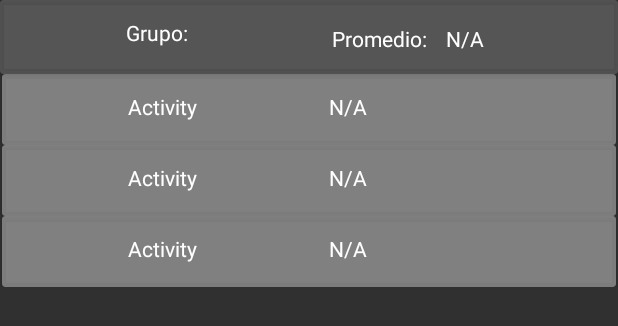
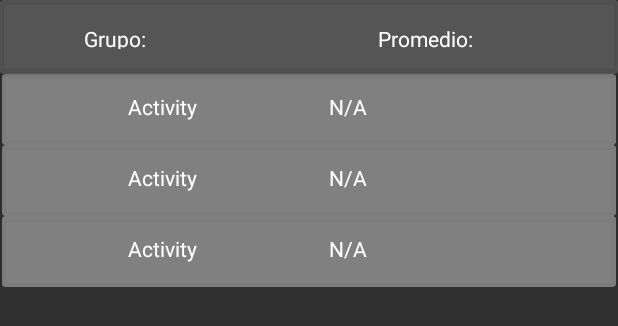
Before and after one commit to Emarmota/EHL, an Android app: the layout adapter_activity_controlparental_grupos.xml on its own in the app's theme, with its tools: preview values and no code run, on a phone screen of 412 x 824 dp. Shown: the top 326 px of the screen. Run offline under Robolectric (Android 15) with nearby library versions, the phone set to English and light mode, and no system bars; network calls fail.

Commit message:
Control parenta calificaciones a la mitad

```diff
--- a/app/src/main/AndroidManifest.xml
+++ b/app/src/main/AndroidManifest.xml
@@ -9,12 +9,15 @@
     <uses-permission android:name="android.permission.INTERNET" />
 
     <application
+        android:usesCleartextTraffic="true"
+
         android:allowBackup="true"
         android:icon="@mipmap/ic_launcher"
         android:label="@string/app_name"
         android:roundIcon="@mipmap/ic_launcher_round"
         android:supportsRtl="true"
         android:theme="@style/Theme.AppCompat.NoActionBar">
+
         <activity android:name=".Alumno.MainActivity_Alumno_Ajustes" />
         <activity android:name=".Alumno.MainActivity_Alumno_Grupos" />
         <activity android:name=".Profesor.activity_main_maestro_ajustes" />
--- a/app/src/main/java/mx/tec/EHL/ControlParental/MainActivityControlParental.kt
+++ b/app/src/main/java/mx/tec/EHL/ControlParental/MainActivityControlParental.kt
@@ -7,7 +7,6 @@ import android.widget.Button
 import android.widget.ImageView
 import mx.tec.EHL.MainActivity
 import mx.tec.EHL.R
-import mx.tec.EHL.Profesor.activity_main_maestro
 
 class MainActivityControlParental : AppCompatActivity() {
     override fun onCreate(savedInstanceState: Bundle?) {
--- a/app/src/main/java/mx/tec/EHL/ControlParental/MainActivityControlParental_Asistencia.kt
+++ b/app/src/main/java/mx/tec/EHL/ControlParental/MainActivityControlParental_Asistencia.kt
@@ -7,7 +7,6 @@ import android.widget.ImageView
 import androidx.recyclerview.widget.LinearLayoutManager
 import androidx.recyclerview.widget.RecyclerView
 import mx.tec.EHL.Adapter.ControlParentalAdapter
-import mx.tec.EHL.Alumno.MainActivity_Alumno
 import mx.tec.EHL.R
 
 class MainActivityControlParental_Asistencia : AppCompatActivity() {
@@ -17,7 +16,7 @@ class MainActivityControlParental_Asistencia : AppCompatActivity() {
         setContentView(R.layout.activity_main_control_parental__asistencia)
 
 
-        activityAdapter = ControlParentalAdapter(this,object: ControlParentalAdapter.OnAdapterListener{},R.layout.adapter_activity_controlparental_asistencias,null)
+        activityAdapter = ControlParentalAdapter(this,null,object: ControlParentalAdapter.OnAdapterListener{},R.layout.adapter_activity_controlparental_asistencias,null)
         val list_Activity_alumno = findViewById<RecyclerView>(R.id.rvPadre)
         list_Activity_alumno.apply {
             layoutManager = LinearLayoutManager(applicationContext)
--- a/app/src/main/res/layout/activity_main_control_parental__calificaciones.xml
+++ b/app/src/main/res/layout/activity_main_control_parental__calificaciones.xml
@@ -98,10 +98,9 @@
 
     <androidx.recyclerview.widget.RecyclerView
         android:id="@+id/rvPadre"
-        android:layout_width="313dp"
-        android:layout_height="446dp"
+        android:layout_width="352dp"
+        android:layout_height="426dp"
         app:layout_constraintEnd_toEndOf="parent"
-        app:layout_constraintHorizontal_bias="0.297"
         app:layout_constraintStart_toStartOf="parent"
         app:layout_constraintTop_toBottomOf="@+id/frameLayout"
         tools:listitem="@layout/adapter_activity_controlparental_grupos" />
--- a/app/src/main/res/layout/adapter_activity_controlparental_grupos.xml
+++ b/app/src/main/res/layout/adapter_activity_controlparental_grupos.xml
@@ -22,19 +22,27 @@
                 android:id="@+id/textView3"
                 android:layout_width="wrap_content"
                 android:layout_height="wrap_content"
-                android:layout_marginStart="20dp"
-                android:layout_marginTop="16dp"
+                android:layout_marginStart="252dp"
                 android:text="Promedio:"
                 android:textColor="#FFFFFF"
-                app:layout_constraintStart_toEndOf="@+id/txtv_Grupo"
-                app:layout_constraintTop_toTopOf="parent" />
+                app:layout_constraintStart_toStartOf="parent"
+                app:layout_constraintTop_toTopOf="@+id/txt_primario" />
 
             <TextView
-                android:id="@+id/txtv_Grupo"
-                android:layout_width="117dp"
-                android:layout_height="25dp"
-                android:layout_marginStart="84dp"
-                android:layout_marginTop="12dp"
+                android:id="@+id/txt_primario"
+                android:layout_width="wrap_content"
+                android:layout_height="wrap_content"
+                android:layout_marginStart="20dp"
+                android:textColor="#FFFFFF"
+                app:layout_constraintStart_toEndOf="@+id/textView"
+                app:layout_constraintTop_toTopOf="@+id/textView" />
+
+            <TextView
+                android:id="@+id/textView"
+                android:layout_width="47dp"
+                android:layout_height="22dp"
+                android:layout_marginStart="56dp"
+                android:layout_marginTop="16dp"
                 android:paddingBottom="5sp"
                 android:text="Grupo:"
                 android:textColor="#FFFFFF"
@@ -43,15 +51,13 @@
                 tools:text="Grupo:" />
 
             <TextView
-                android:id="@+id/txt_grade"
+                android:id="@+id/txt_secundario"
                 android:layout_width="wrap_content"
                 android:layout_height="wrap_content"
-                android:layout_marginStart="96dp"
-                android:layout_marginTop="16dp"
-                android:text="N/A"
+                android:layout_marginStart="22dp"
                 android:textColor="#FFFFFF"
-                app:layout_constraintStart_toEndOf="@+id/txtv_Grupo"
-                app:layout_constraintTop_toTopOf="parent" />
+                app:layout_constraintStart_toEndOf="@+id/textView3"
+                app:layout_constraintTop_toTopOf="@+id/textView3" />
 
         </androidx.constraintlayout.widget.ConstraintLayout>
 
--- a/app/src/main/res/layout/adapter_activity_controlparental_grupos_calificaciones.xml
+++ b/app/src/main/res/layout/adapter_activity_controlparental_grupos_calificaciones.xml
@@ -17,7 +17,7 @@
             android:layout_height="match_parent">
 
             <TextView
-                android:id="@+id/txt_Activityalumno"
+                android:id="@+id/txt_primario"
                 android:layout_width="wrap_content"
                 android:layout_height="wrap_content"
                 android:layout_marginStart="84dp"
@@ -28,14 +28,14 @@
                 app:layout_constraintTop_toTopOf="parent" />
 
             <TextView
-                android:id="@+id/txt_calificacion"
+                android:id="@+id/txt_secundario"
                 android:layout_width="wrap_content"
                 android:layout_height="wrap_content"
                 android:layout_marginStart="88dp"
                 android:layout_marginTop="12dp"
                 android:text="N/A"
                 android:textColor="#FFFFFF"
-                app:layout_constraintStart_toEndOf="@+id/txt_Activityalumno"
+                app:layout_constraintStart_toEndOf="@+id/txt_primario"
                 app:layout_constraintTop_toTopOf="parent" />
         </androidx.constraintlayout.widget.ConstraintLayout>
 
```
Also changed, not shown: app/build.gradle (+2 -8 lines), app/src/main/java/mx/tec/EHL/Adapter/ControlParentalAdapter.kt (+20 -8 lines), app/src/main/java/mx/tec/EHL/Adapter/ControlParentalAdapterChild.kt (+17 -3 lines), app/src/main/java/mx/tec/EHL/ControlParental/MainActivityControlParental_Calificaciones.kt (+65 -10 lines), app/src/main/java/mx/tec/EHL/MainActivity.kt (+9 -5 lines).
